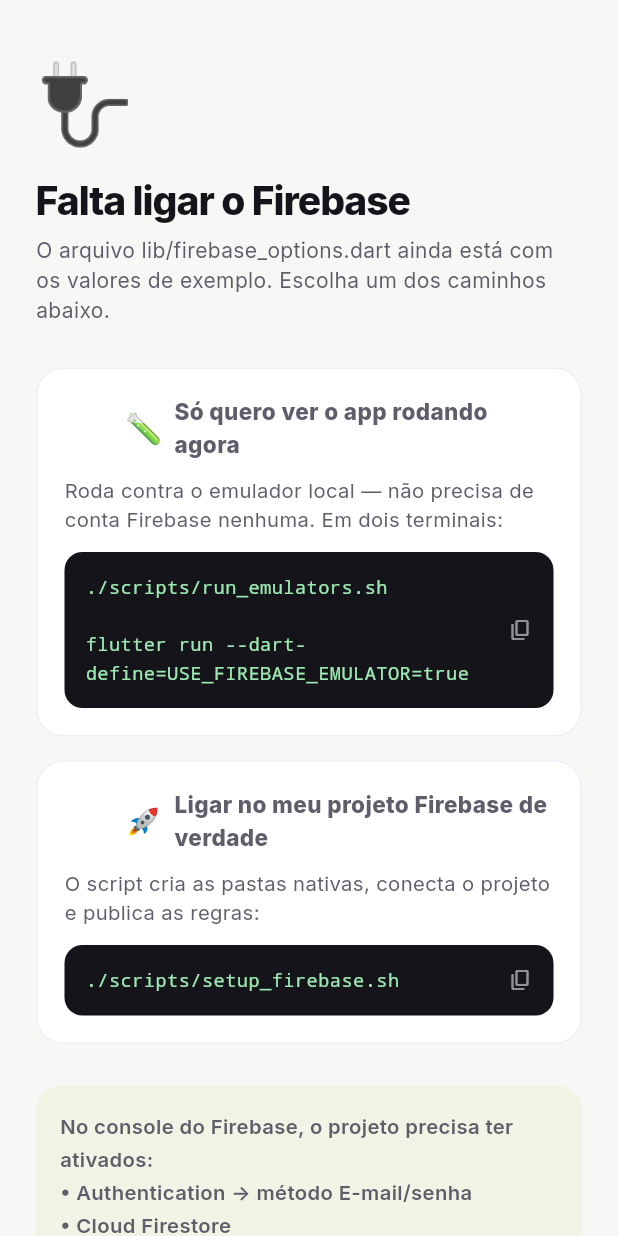
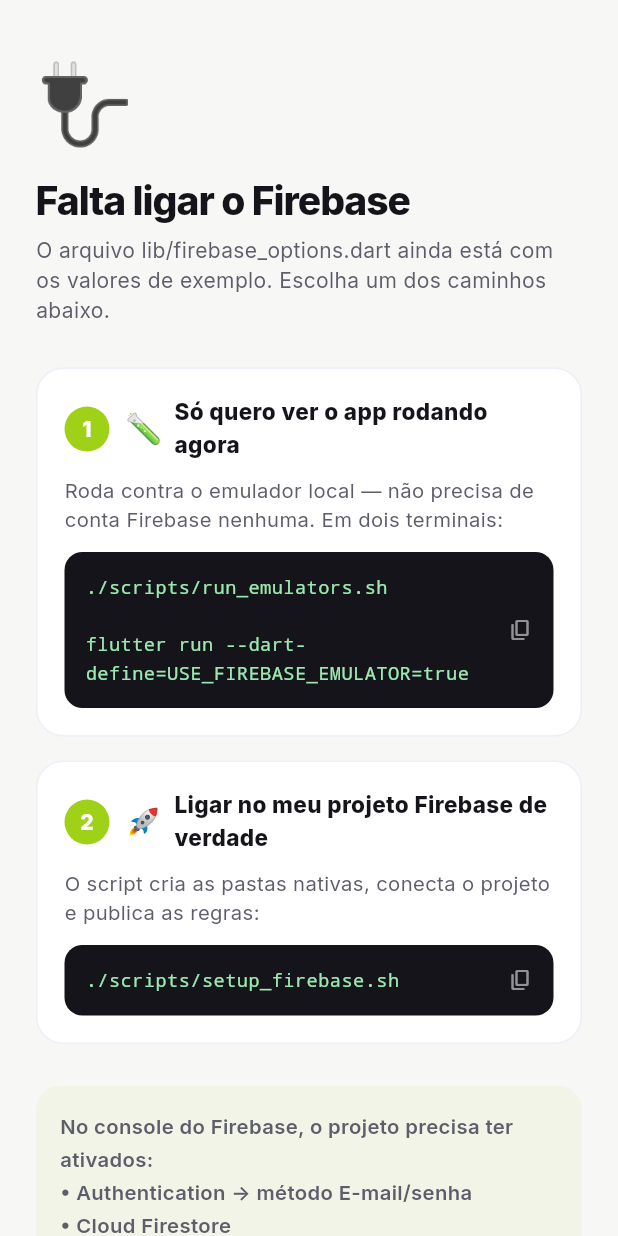
Before and after one commit to rdealzz/Desafio-em-Fam-lia, a Flutter app: the screen it shows after launch, on a phone screen of 412 x 824 dp. Run offline on Flutter 3.47's test engine with Material 3 defaults, Android fonts, the phone set to English and light mode, and no system bars; our stand-ins replace cloud_firestore, firebase_auth, firebase_core, firebase_storage, image_picker, shared_preferences; accounts and stored records are empty; statements that could not run were skipped.

Commit message:
Corrige const inválido após a migração de paleta
Oito erros, todos da mesma família: `const` em volta de expressão que deixou
de ser constante quando as cores fixas viraram consulta ao tema. Cor de
paleta e estilo de tema dependem do contexto, então nada que os use pode ser
avaliado em tempo de compilação.

Também: import não usado em join_family_screen (aviso derruba o analyze),
import redundante de dart:typed_data, `value` do DropdownButtonFormField e
`cacheExtent` do ListView, ambos descontinuados, e withOpacity trocado por
withValues no que restava.

Co-Authored-By: Claude Opus 5 <noreply@anthropic.com>
Claude-Session: https://claude.ai/code/session_019XKVGQhXagRCfJSw9JRg5L

```diff
--- a/lib/screens/activity/register_activity_screen.dart
+++ b/lib/screens/activity/register_activity_screen.dart
@@ -1,5 +1,3 @@
-import 'dart:typed_data';
-
 import 'package:flutter/material.dart';
 import 'package:flutter/services.dart';
 import 'package:image_picker/image_picker.dart';
--- a/lib/screens/auth/join_family_screen.dart
+++ b/lib/screens/auth/join_family_screen.dart
@@ -2,7 +2,6 @@ import 'package:flutter/material.dart';
 import 'package:provider/provider.dart';
 
 import '../../core/theme/palette.dart';
-import '../../core/theme/tokens.dart';
 import '../../services/app_exception.dart';
 import '../../services/family_service.dart';
 import '../../state/session_controller.dart';
@@ -55,7 +54,7 @@ class _JoinFamilyScreenState extends State<JoinFamilyScreen> {
               style: Theme.of(context).textTheme.headlineMedium,
             ),
             const SizedBox(height: 6),
-            const Text(
+            Text(
               'Crie a família ou entre com o código que alguém te mandou.',
               style: Theme.of(context).textTheme.bodyMedium,
             ),
--- a/lib/screens/auth/login_screen.dart
+++ b/lib/screens/auth/login_screen.dart
@@ -68,7 +68,7 @@ class _LoginScreenState extends State<LoginScreen> {
                   style: Theme.of(context).textTheme.headlineMedium,
                 ),
                 const SizedBox(height: 6),
-                const Text(
+                Text(
                   'Um cofre de pontos, quatro pessoas, um prêmio por semana.',
                   style: Theme.of(context).textTheme.bodyMedium,
                 ),
@@ -125,7 +125,7 @@ class _LoginScreenState extends State<LoginScreen> {
                   ),
                   const SizedBox(height: 14),
                   DropdownButtonFormField<String>(
-                    value: _role,
+                    initialValue: _role,
                     decoration: const InputDecoration(
                       labelText: 'Quem é você na família?',
                       prefixIcon: Icon(Icons.family_restroom_outlined),
--- a/lib/screens/feed/feed_screen.dart
+++ b/lib/screens/feed/feed_screen.dart
@@ -106,7 +106,7 @@ class FeedScreen extends StatelessWidget {
                     ),
                     // Reserva mais altura fora da tela: rolagem rápida não
                     // encontra item em branco esperando construir.
-                    cacheExtent: 1200,
+                    scrollCacheExtent: 1200,
                     itemCount: posts.length,
                     separatorBuilder: (_, __) => const SizedBox(height: Space.md),
                     itemBuilder: (context, i) {
--- a/lib/screens/setup/firebase_setup_screen.dart
+++ b/lib/screens/setup/firebase_setup_screen.dart
@@ -69,12 +69,12 @@ class FirebaseSetupScreen extends StatelessWidget {
                 width: double.infinity,
                 padding: const EdgeInsets.all(14),
                 decoration: BoxDecoration(
-                  color: context.palette.danger.withOpacity(0.10),
+                  color: context.palette.danger.withValues(alpha: 0.10),
                   borderRadius: BorderRadius.circular(14),
                 ),
                 child: Text(
                   startup.detail,
-                  style: const TextStyle(
+                  style: TextStyle(
                     fontSize: 12.5,
                     color: context.palette.danger,
                     height: 1.4,
@@ -108,7 +108,7 @@ class FirebaseSetupScreen extends StatelessWidget {
             Container(
               padding: const EdgeInsets.all(16),
               decoration: BoxDecoration(
-                color: context.palette.accent.withOpacity(0.07),
+                color: context.palette.accent.withValues(alpha: 0.07),
                 borderRadius: BorderRadius.circular(16),
               ),
               child: const Text(
@@ -126,10 +126,13 @@ class FirebaseSetupScreen extends StatelessWidget {
             ),
 
             const SizedBox(height: 20),
-            const Text(
+            Text(
               'Detalhes em docs/firebase_setup.md',
               textAlign: TextAlign.center,
-              style: TextStyle(fontSize: 12.5, color: context.palette.textSecondary),
+              style: TextStyle(
+                fontSize: 12.5,
+                color: context.palette.textSecondary,
+              ),
             ),
           ],
         ),
@@ -170,7 +173,7 @@ class _SetupStep extends StatelessWidget {
               Container(
                 width: 30,
                 height: 30,
-                decoration: const BoxDecoration(
+                decoration: BoxDecoration(
                   color: context.palette.accent,
                   shape: BoxShape.circle,
                 ),
@@ -189,7 +192,7 @@ class _SetupStep extends StatelessWidget {
               Expanded(
                 child: Text(
                   title,
-                  style: const TextStyle(
+                  style: TextStyle(
                     fontWeight: FontWeight.w700,
                     fontSize: 15,
                     color: context.palette.textPrimary,
@@ -201,7 +204,7 @@ class _SetupStep extends StatelessWidget {
           const SizedBox(height: 10),
           Text(
             body,
-            style: const TextStyle(
+            style: TextStyle(
               fontSize: 13.5,
               height: 1.4,
               color: context.palette.textSecondary,
--- a/lib/widgets/vault_progress_card.dart
+++ b/lib/widgets/vault_progress_card.dart
@@ -31,7 +31,7 @@ class VaultProgressCard extends StatelessWidget {
         children: [
           Row(
             children: [
-              Expanded(child: SectionLabel('Cofre da semana')),
+              const Expanded(child: SectionLabel('Cofre da semana')),
               Container(
                 padding: const EdgeInsets.symmetric(
                   horizontal: Space.sm,
```
